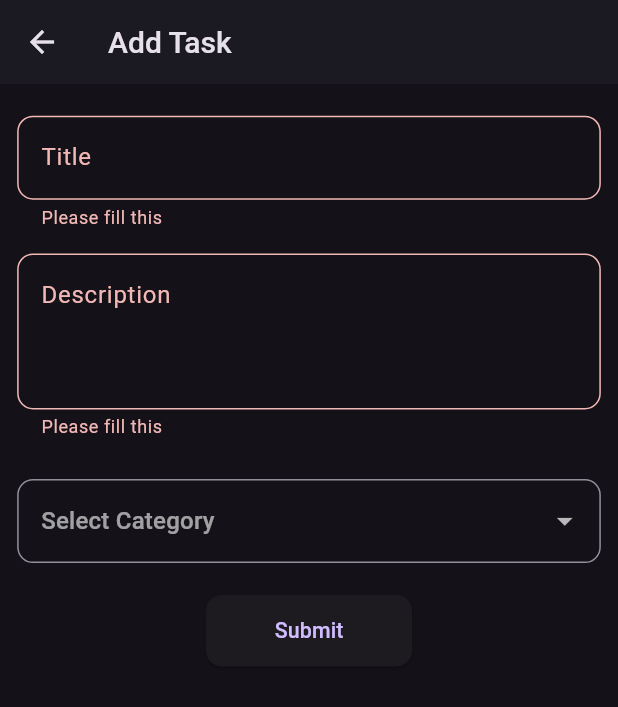
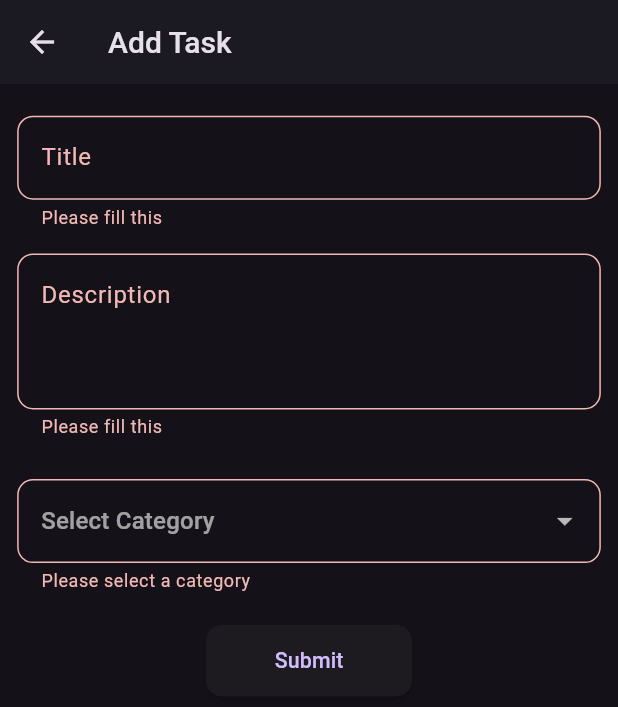
Before and after one commit to MohamdAshiq/Todo-Application, a Flutter app: the AddTaskPage screen opened directly, after a tap on "Submit", on a phone screen of 412 x 824 dp. Shown: the top 707 px of the screen. Run offline on Flutter 3.47's test engine with Material 2 defaults, Android fonts, the phone set to English and light mode, and no system bars; our stand-ins replace flutter_screenutil.

Commit message:
Added Provider & Implemented the working of adding and listing tasks

```diff
--- /dev/null
+++ b/lib/Provider/task_controller.dart
@@ -0,0 +1,25 @@
+import 'package:flutter/material.dart';
+
+class TaskController extends ChangeNotifier {
+  final List<TaskModel> _upcomingTasks = [];
+  List<TaskModel> get upcomingTasks => _upcomingTasks;
+
+  void addTask(TaskModel taskModel) {
+    _upcomingTasks.add(taskModel);
+    notifyListeners();
+  }
+}
+
+class TaskModel {
+  final String taskTitle;
+  final String description;
+  final String category;
+  final String time;
+
+  TaskModel({
+    required this.taskTitle,
+    required this.description,
+    required this.category,
+    required this.time,
+  });
+}
--- a/lib/Screens/add_task_page.dart
+++ b/lib/Screens/add_task_page.dart
@@ -1,17 +1,30 @@
 import 'package:flutter/material.dart';
 import 'package:flutter_screenutil/flutter_screenutil.dart';
+import 'package:intl/intl.dart';
+import 'package:provider/provider.dart';
+import 'package:todo_application/Provider/task_controller.dart';
 import 'package:todo_application/Widgets/custom_appbar.dart';
 
-class AddTaskPage extends StatelessWidget {
-  AddTaskPage({super.key});
+class AddTaskPage extends StatefulWidget {
+  const AddTaskPage({super.key});
 
+  @override
+  State<AddTaskPage> createState() => _AddTaskPageState();
+}
+
+class _AddTaskPageState extends State<AddTaskPage> {
   final List<String> category = ["value 1", "value 2", "value 3", "value 4"];
+
   final GlobalKey<FormState> formkey = GlobalKey<FormState>();
+
   final TextEditingController titlecontroller = TextEditingController();
+
   final TextEditingController descriptioncontroller = TextEditingController();
+  String? selectedCategory;
 
   @override
   Widget build(BuildContext context) {
+    final TaskController controller = Provider.of(context, listen: false);
     return Scaffold(
       appBar: const CustomAppbar(title: "Add Task"),
       body: Padding(
@@ -61,6 +74,9 @@ class AddTaskPage extends StatelessWidget {
                     vertical: 10.h,
                   ),
                   child: DropdownButtonFormField(
+                    validator: (value) => value == null || value.isEmpty
+                        ? "Please select a category"
+                        : null,
                     decoration: InputDecoration(
                       border: OutlineInputBorder(
                         borderRadius: BorderRadius.all(
@@ -77,13 +93,36 @@ class AddTaskPage extends StatelessWidget {
                           ),
                         )
                         .toList(),
-                    onChanged: (value) {},
+                    onChanged: (value) {
+                      setState(() {
+                        selectedCategory = value.toString();
+                      });
+                    },
+                    value: selectedCategory,
                   ),
                 ),
                 SizedBox(height: 10.h),
                 ElevatedButton(
                   onPressed: () {
-                    if (formkey.currentState!.validate()) {}
+                    if (formkey.currentState!.validate()) {
+                      controller.addTask(
+                        TaskModel(
+                          taskTitle: titlecontroller.text,
+                          description: descriptioncontroller.text,
+                          category: selectedCategory.toString(),
+                          time: DateFormat('hh:mm a dd/MM/yyyy').format(
+                            DateTime.now(),
+                          ),
+                        ),
+                      );
+                      showsnackbar();
+                      titlecontroller.clear();
+                      descriptioncontroller.clear();
+                      setState(() {
+                        selectedCategory=null;
+                      });
+                      Navigator.pop(context);
+                    }
                   },
                   style: ElevatedButton.styleFrom(
                     fixedSize: Size(120.w, 45.h),
@@ -108,4 +147,20 @@ class AddTaskPage extends StatelessWidget {
       ),
     );
   }
+
+  void showsnackbar() {
+    ScaffoldMessenger.of(context).showSnackBar(
+      SnackBar(
+        backgroundColor: const Color.fromARGB(255, 41, 41, 41),
+        content: Text(
+          "Item Added Succesfully..!!",
+          style: TextStyle(
+            fontWeight: FontWeight.w500,
+            color: Colors.white,
+            fontSize: 15.sp,
+          ),
+        ),
+      ),
+    );
+  }
 }
--- a/lib/Widgets/floating_action_button_widget.dart
+++ b/lib/Widgets/floating_action_button_widget.dart
@@ -14,7 +14,7 @@ class FloatingActionButtonWidget extends StatelessWidget {
       onPressed: () => Navigator.push(
         context,
         MaterialPageRoute(
-          builder: (context) => AddTaskPage(),
+          builder: (context) => const AddTaskPage(),
         ),
       ),
       label: const Text(
```
Also changed, not shown: lib/Screens/home_page.dart (+26 -7 lines), lib/Widgets/expandable_tile_widget.dart (+56 -15 lines), lib/main.dart (+15 -5 lines), pubspec.yaml (+2 -6 lines), pubspec.lock.
